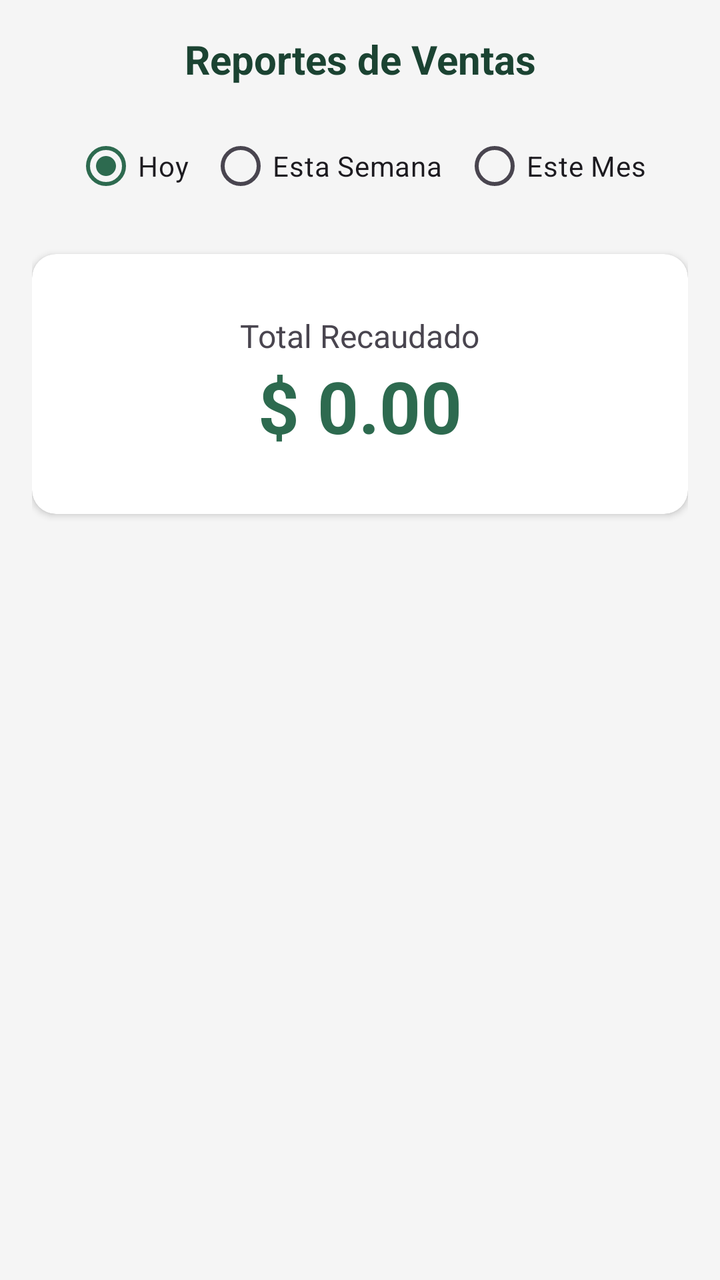
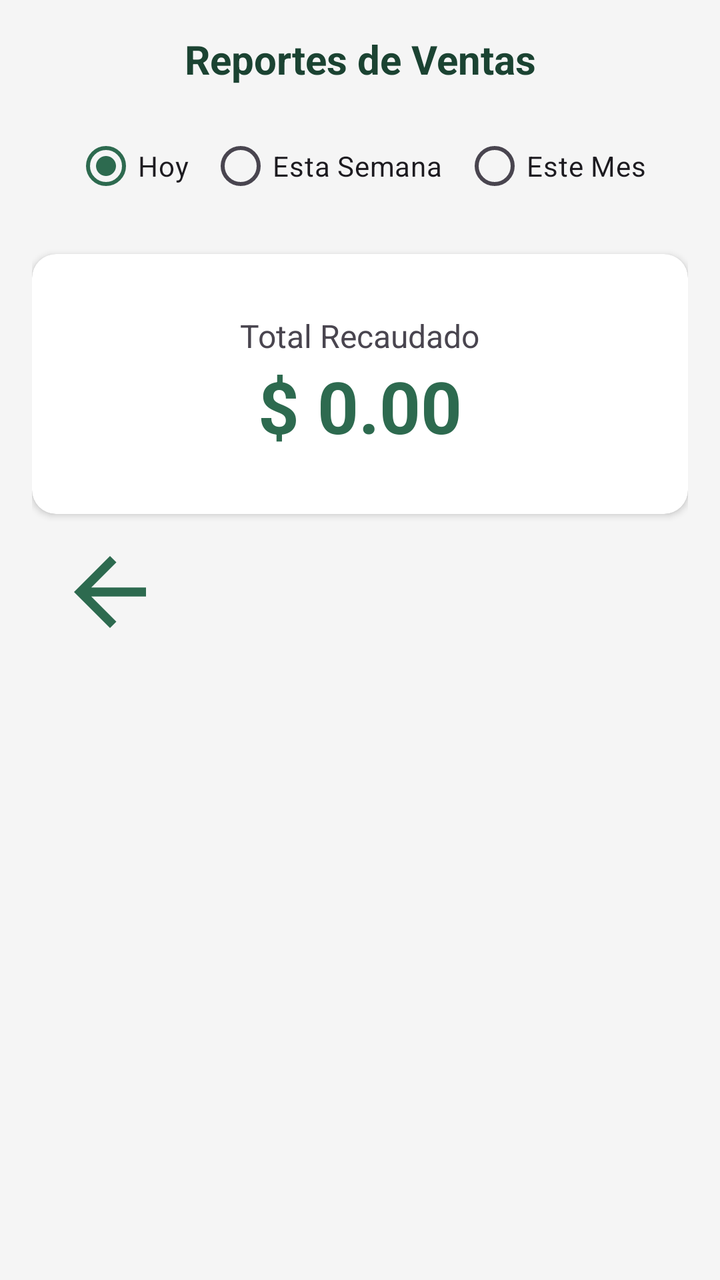

Two renders of the same Android screen: before a commit and after it. Below are the layout's source before the change and the commit's diff.
<!-- AndroidManifest.xml: application theme Theme.GestionSalvador -->
<!-- res/layout/activity_reporte.xml -->
<?xml version="1.0" encoding="utf-8"?>
<LinearLayout xmlns:android="http://schemas.android.com/apk/res/android"
    xmlns:app="http://schemas.android.com/apk/res-auto"
    android:layout_width="match_parent"
    android:layout_height="match_parent"
    android:orientation="vertical"
    android:background="#F5F5F5"
    android:padding="16dp">

    <TextView
        android:layout_width="match_parent"
        android:layout_height="wrap_content"
        android:text="Reportes de Ventas"
        android:textSize="20sp"
        android:textStyle="bold"
        android:textColor="#1B4332"
        android:gravity="center"
        android:layout_marginBottom="16dp"/>

    
    <RadioGroup
        android:id="@+id/rgFiltros"
        android:layout_width="match_parent"
        android:layout_height="wrap_content"
        android:orientation="horizontal"
        android:gravity="center"
        android:layout_marginBottom="20dp">
        <RadioButton android:id="@+id/rbHoy" android:layout_width="wrap_content" android:layout_height="wrap_content" android:text="Hoy" android:checked="true" android:layout_marginEnd="10dp"/>
        <RadioButton android:id="@+id/rbSemana" android:layout_width="wrap_content" android:layout_height="wrap_content" android:text="Esta Semana" android:layout_marginEnd="10dp"/>
        <RadioButton android:id="@+id/rbMes" android:layout_width="wrap_content" android:layout_height="wrap_content" android:text="Este Mes"/>
    </RadioGroup>

    
    <androidx.cardview.widget.CardView
        android:layout_width="match_parent"
        android:layout_height="wrap_content"
        app:cardCornerRadius="12dp"
        android:elevation="4dp">
        <LinearLayout
            android:layout_width="match_parent"
            android:layout_height="wrap_content"
            android:orientation="vertical"
            android:padding="30dp"
            android:gravity="center">
            <TextView android:layout_width="wrap_content" android:layout_height="wrap_content" android:text="Total Recaudado" android:textSize="16sp"/>
            <TextView android:id="@+id/tvTotalReporte" android:layout_width="wrap_content" android:layout_height="wrap_content" android:text="$ 0.00" android:textSize="36sp" android:textStyle="bold" android:textColor="#2D6A4F"/>
        </LinearLayout>
    </androidx.cardview.widget.CardView>
</LinearLayout>
<!-- resources referenced by this layout -->
<resources>
  <style name="Theme.GestionSalvador" parent="Base.Theme.GestionSalvador" />
  <style name="Base.Theme.GestionSalvador" parent="Theme.Material3.DayNight.NoActionBar">
          
          <item name="colorPrimary">#2D6A4F</item>
          <item name="colorPrimaryVariant">#1B4332</item>
  
          
          <item name="android:navigationBarColor">#1B4332</item>
  
          
          <item name="android:windowLightNavigationBar">false</item>
      </style>
</resources>

<!-- the commit's change to res/layout/activity_reporte.xml (unified diff, before → after) -->
@@ -16,6 +16,8 @@
         android:textColor="#1B4332"
         android:gravity="center"
         android:layout_marginBottom="16dp"/>
+
+
 
     
     <RadioGroup
@@ -45,5 +47,17 @@
             <TextView android:layout_width="wrap_content" android:layout_height="wrap_content" android:text="Total Recaudado" android:textSize="16sp"/>
             <TextView android:id="@+id/tvTotalReporte" android:layout_width="wrap_content" android:layout_height="wrap_content" android:text="$ 0.00" android:textSize="36sp" android:textStyle="bold" android:textColor="#2D6A4F"/>
         </LinearLayout>
+
     </androidx.cardview.widget.CardView>
+
+    <ImageView
+        android:id="@+id/btnVolver"
+        android:layout_width="78dp"
+        android:layout_height="78dp"
+        android:padding="12dp"
+        android:src="@drawable/ic_back"
+        app:tint="#2D6A4F"
+        android:background="?attr/selectableItemBackgroundBorderless"
+        android:contentDescription="Volver atrás" />
+
 </LinearLayout>
<!-- resource entries referenced after the edit -->
@@ -1,5 +1,15 @@
 <!-- resources referenced by this layout -->
 <resources>
+  <!-- drawable ic_back (drawable) -->
+  <vector xmlns:android="http://schemas.android.com/apk/res/android"
+      android:width="24dp"
+      android:height="24dp"
+      android:viewportWidth="24"
+      android:viewportHeight="24">
+      <path
+          android:fillColor="#FF000000"
+          android:pathData="M20,11H7.83l5.59,-5.59L12,4l-8,8 8,8 1.41,-1.41L7.83,13H20v-2z"/>
+  </vector>
   <style name="Theme.GestionSalvador" parent="Base.Theme.GestionSalvador" />
   <style name="Base.Theme.GestionSalvador" parent="Theme.Material3.DayNight.NoActionBar">
           
@@ -7,10 +17,10 @@
           <item name="colorPrimaryVariant">#1B4332</item>
   
           
-          <item name="android:navigationBarColor">#1B4332</item>
+          <item name="android:navigationBarColor">#FFFFFF</item>
   
           
-          <item name="android:windowLightNavigationBar">false</item>
+          <item name="android:windowLightNavigationBar">true</item>
       </style>
 </resources>
 
